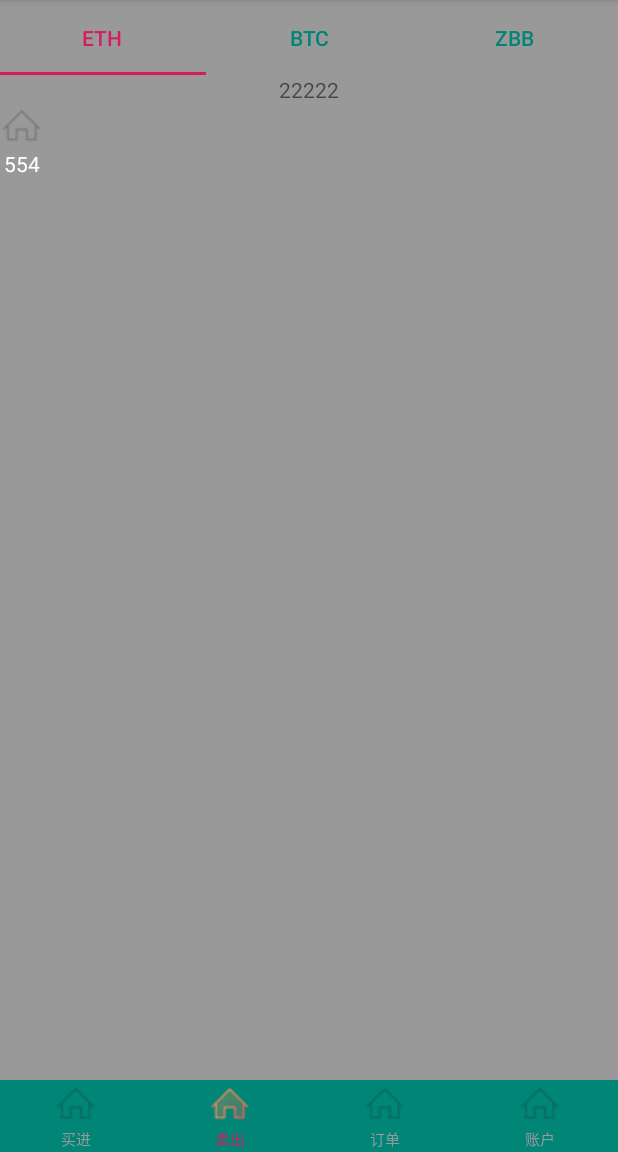
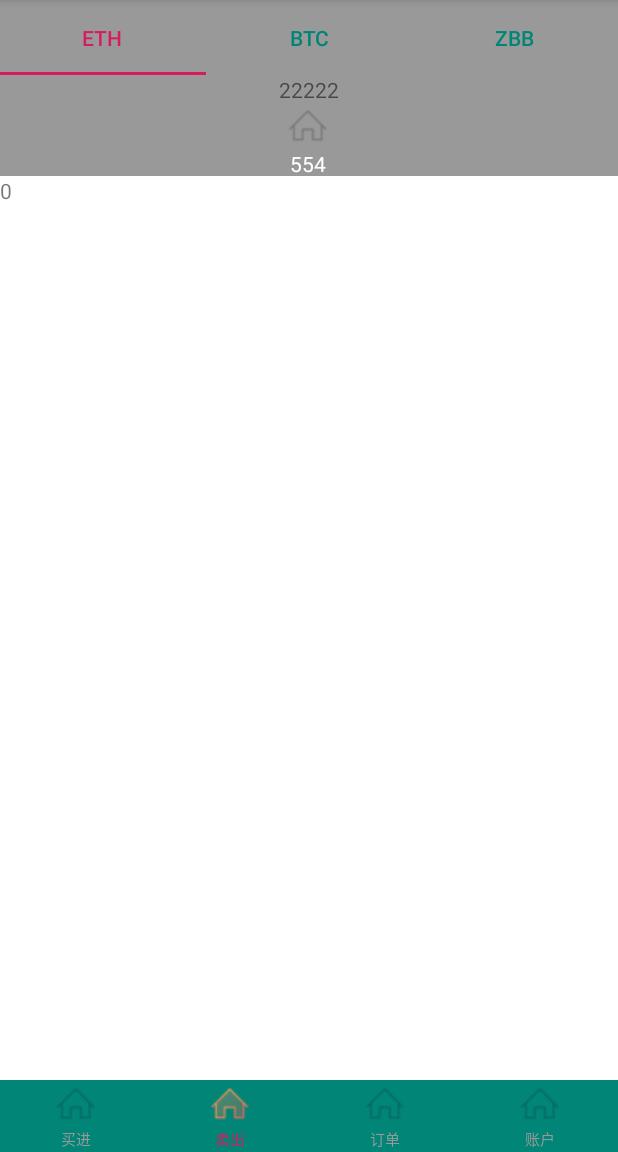
Before and after one commit to Catherinelhl/TabBarDemo, an Android app: the fragment OneFragment placed in its activity, item 2 of the bottom bar chosen, on a phone screen of 412 x 824 dp, the part 84-1236 px from its top. Run offline under Robolectric (Android 15) with nearby library versions, the phone set to English and light mode, and no system bars; our stand-ins replace ButterKnife.

Commit message:
添加TabLayout的滑动

```diff
--- a/app/src/main/java/bcaas/io/tabbardemo/activity/MainActivity.java
+++ b/app/src/main/java/bcaas/io/tabbardemo/activity/MainActivity.java
@@ -1,6 +1,5 @@
 package bcaas.io.tabbardemo.activity;
 
-import android.graphics.drawable.Drawable;
 import android.os.Bundle;
 import android.support.design.widget.TabLayout;
 import android.support.v4.app.Fragment;
@@ -48,7 +47,9 @@ public class MainActivity extends AppCompatActivity {
         for (int i = 0; i < 4; i++) {
             if (i % 2 == 0) {
                 OneFragment fragment = new OneFragment();
-                fragment.setText(" 当前页面:" + i);
+                Bundle bundle=new Bundle();
+                bundle.putString("args"," 当前页面:\" + i");
+                fragment.setArguments(bundle);
                 fragments.add(fragment);
             } else {
                 TwoFragment twoFragment = new TwoFragment();
--- /dev/null
+++ b/app/src/main/java/bcaas/io/tabbardemo/adapter/TabViewAdapter.java
@@ -0,0 +1,51 @@
+package bcaas.io.tabbardemo.adapter;
+
+import android.support.v4.view.PagerAdapter;
+import android.support.v4.view.ViewPager;
+import android.view.View;
+import android.view.ViewGroup;
+import bcaas.io.tabbardemo.maker.DataGenerationRegister;
+
+import java.util.List;
+
+public class TabViewAdapter extends PagerAdapter {
+    List<View> views;
+
+    public TabViewAdapter(List<View> views) {
+        this.views = views;
+    }
+
+    @Override
+    public Object instantiateItem(ViewGroup container, int position) {
+        View view = views.get(position);
+        ((ViewPager) container).addView(view, 0);
+        return view;
+    }
+
+    @Override
+    public int getCount() {
+        return views.size();
+    }
+
+    @Override
+    public boolean isViewFromObject(View view, Object object) {
+        return object == view;
+    }
+
+    @Override
+    public void destroyItem(ViewGroup container, int position, Object object) {
+        ((ViewPager) container).removeView((View) object);
+    }
+
+    @Override
+    public int getItemPosition(Object object) {
+        return POSITION_NONE;
+    }
+
+    //设置tablayout标题
+    @Override
+    public CharSequence getPageTitle(int position) {
+        return new DataGenerationRegister().getTabTopTitle(position);
+
+    }
+}
--- a/app/src/main/java/bcaas/io/tabbardemo/fragment/OneFragment.java
+++ b/app/src/main/java/bcaas/io/tabbardemo/fragment/OneFragment.java
@@ -1,10 +1,12 @@
 package bcaas.io.tabbardemo.fragment;
 
+import android.app.Activity;
+import android.content.Context;
 import android.os.Bundle;
 import android.support.annotation.NonNull;
 import android.support.annotation.Nullable;
 import android.support.v4.app.Fragment;
-import android.util.Log;
+import android.text.TextUtils;
 import android.view.LayoutInflater;
 import android.view.View;
 import android.view.ViewGroup;
@@ -24,19 +26,43 @@ public class OneFragment extends Fragment {
     @BindView(R.id.tv_text)
     TextView tvText;
     Unbinder unbinder;
+    protected Context context;
+    protected Activity activity;
+    private String args;
 
     @Nullable
     @Override
     public View onCreateView(@NonNull LayoutInflater inflater, @Nullable ViewGroup container, @Nullable Bundle savedInstanceState) {
-        View view = inflater.inflate(R.layout.fragment_one, container,false);
+        View view = inflater.inflate(R.layout.fragment_one, container, false);
         unbinder = ButterKnife.bind(this, view);
         return view;
     }
 
-    public void setText(String info) {
-        System.out.println("setText:" + info + tvText);
+    @Override
+    public void onViewCreated(@NonNull View view, @Nullable Bundle savedInstanceState) {
+        super.onViewCreated(view, savedInstanceState);
+        context = getContext();
+        activity = getActivity();
+        if (activity != null) {
+            getArgs(activity.getIntent().getExtras());
+        }
+        initView();
+    }
+
+    private void getArgs(Bundle bundle) {
+        if (bundle == null) {
+            return;
+        }
+        args = bundle.getString("args");
+        System.out.println("getArgs："+args);
+
+    }
+
+    private void initView() {
+        System.out.println("initView:" + tvText != null);
+        System.out.println("initView:" + args);
         if (tvText != null) {
-            tvText.setText(info);
+            tvText.setText(TextUtils.isEmpty(args)?"this is a test":args);
         }
     }
 
--- a/app/src/main/java/bcaas/io/tabbardemo/fragment/TwoFragment.java
+++ b/app/src/main/java/bcaas/io/tabbardemo/fragment/TwoFragment.java
@@ -6,16 +6,22 @@ import android.support.annotation.NonNull;
 import android.support.annotation.Nullable;
 import android.support.design.widget.TabLayout;
 import android.support.v4.app.Fragment;
+import android.support.v4.view.ViewPager;
 import android.view.LayoutInflater;
 import android.view.View;
 import android.view.ViewGroup;
 import android.widget.TextView;
 import bcaas.io.tabbardemo.R;
+import bcaas.io.tabbardemo.adapter.TabAdapter;
+import bcaas.io.tabbardemo.adapter.TabViewAdapter;
 import bcaas.io.tabbardemo.maker.DataGenerationRegister;
 import bcaas.io.tabbardemo.view.RichText;
 import butterknife.BindView;
 import butterknife.ButterKnife;
 import butterknife.Unbinder;
+
+import java.util.ArrayList;
+import java.util.List;
 
 /**
  * @author catherine.brainwilliam
@@ -25,6 +31,8 @@ public class TwoFragment extends Fragment {
 
     @BindView(R.id.rt_text)
     RichText rtText;
+    @BindView(R.id.viewpager)
+    ViewPager viewpager;
     private DataGenerationRegister dataGenerationRegister;
 
     @BindView(R.id.tv_text)
@@ -32,6 +40,8 @@ public class TwoFragment extends Fragment {
     Unbinder unbinder;
     @BindView(R.id.top_tab_layout)
     TabLayout topTabLayout;
+
+    private TabViewAdapter tabViewAdapter;
 
     @Nullable
     @Override
@@ -87,18 +97,42 @@ public class TwoFragment extends Fragment {
     }
 
     int count;
+    private List<View> views;
 
     private void initTopTab() {
 
 //        ColorStateList colorStateList = ColorStateList.valueOf(getResources().getColor(R.color.colorAccent));
 //        bottomTabLayout.setTabTextColors(colorStateList);
 //        bottomTabLayout.setTabTextColors(getResources().getColor(R.color.grey), getResources().getColor(R.color.orange));
+//        for (int i = 0; i < 3; i++) {
+//            TabLayout.Tab tab = topTabLayout.newTab();
+////            tab.setIcon(getResources().getDrawable(dataGenerationRegister.getTabDrawable(i, false)));
+//            tab.setText(dataGenerationRegister.getTabTopTitle(i));
+//            topTabLayout.addTab(tab);
+//        }
+
+        views = new ArrayList<>();
         for (int i = 0; i < 3; i++) {
-            TabLayout.Tab tab = topTabLayout.newTab();
-//            tab.setIcon(getResources().getDrawable(dataGenerationRegister.getTabDrawable(i, false)));
-            tab.setText(dataGenerationRegister.getTabTopTitle(i));
-            topTabLayout.addTab(tab);
+            View view = LayoutInflater.from(getContext()).inflate(R.layout.fragment_tablayout, null, false);
+            TextView textView=view.findViewById(R.id.tab_txt);
+            textView.setText(String.valueOf(i));
+            views.add(view);
         }
+        tabViewAdapter = new TabViewAdapter(views);
+        viewpager.setAdapter(tabViewAdapter);
+        viewpager.setCurrentItem(0);
+        viewpager.setOffscreenPageLimit(3);
+//        List<Fragment> fragments = new ArrayList<>();
+//        for (int i = 0; i < 3; i++) {
+//            fragments.add(TabLayoutFragment.newInstance(i + 1));
+//        }
+//        TabAdapter adapter = new TabAdapter(getChildFragmentManager(), fragments);
+//        //给ViewPager设置适配器
+//        viewpager.setAdapter(adapter);
+        //将TabLayout和ViewPager关联起来。
+        topTabLayout.setupWithViewPager(viewpager);
+        //设置可以滑动
+//        topTabLayout.setTabMode(TabLayout.MODE_SCROLLABLE);
     }
 
     @Override
--- a/app/src/main/res/layout/fragment_one.xml
+++ b/app/src/main/res/layout/fragment_one.xml
@@ -4,6 +4,7 @@
         android:layout_width="match_parent"
         android:layout_height="match_parent"
         android:gravity="center"
+        android:background="@color/orange"
         android:orientation="vertical">
     <TextView
             android:id="@+id/tv_text"
--- /dev/null
+++ b/app/src/main/res/layout/fragment_tablayout.xml
@@ -0,0 +1,11 @@
+<?xml version="1.0" encoding="utf-8"?>
+<android.support.constraint.ConstraintLayout
+        xmlns:android="http://schemas.android.com/apk/res/android"
+
+        android:layout_width="match_parent"
+        android:layout_height="match_parent">
+    <TextView android:layout_width="match_parent"
+              android:id="@+id/tab_txt"
+              android:layout_height="wrap_content"/>
+
+</android.support.constraint.ConstraintLayout>
--- a/app/src/main/res/layout/fragment_two.xml
+++ b/app/src/main/res/layout/fragment_two.xml
@@ -2,11 +2,15 @@
 <LinearLayout
         xmlns:android="http://schemas.android.com/apk/res/android"
         xmlns:app="http://schemas.android.com/apk/res-auto"
-        android:layout_width="match_parent" android:layout_height="match_parent"
+        android:layout_width="match_parent"
+        android:gravity="center_horizontal"
+        android:layout_height="match_parent"
         android:orientation="vertical">
     <android.support.design.widget.TabLayout
             android:id="@+id/top_tab_layout"
             android:layout_width="match_parent"
+            android:layout_gravity="center"
+            app:tabMode="fixed"
             app:tabSelectedTextColor="@color/colorAccent"
             app:tabTextColor="@color/colorPrimary"
             android:layout_height="50dp"/>
@@ -16,12 +20,9 @@
             android:text="22222"
             android:layout_width="wrap_content"
             android:layout_height="wrap_content"/>
-
-<!--
--->
     <bcaas.io.tabbardemo.view.RichText
+            xmlns:view="http://schemas.android.com/apk/res-auto"
             android:id="@+id/rt_text"
-            xmlns:view="http://schemas.android.com/apk/res-auto"
             android:layout_width="wrap_content"
             android:layout_height="48dp"
             android:gravity="center"
@@ -31,6 +32,11 @@
             view:drawable_height="30dp"
             view:drawable_src="@drawable/icon_home"
             view:drawable_width="30dp"/>
+    <android.support.v4.view.ViewPager
+            android:id="@+id/viewpager"
+            android:layout_width="match_parent"
+            android:layout_height="match_parent"
+            android:background="@android:color/white"/>
 
 
 </LinearLayout>
```
Also changed, not shown: app/src/main/java/bcaas/io/tabbardemo/adapter/TabAdapter.java (added, +37 -0 lines), app/src/main/java/bcaas/io/tabbardemo/fragment/TabLayoutFragment.java (added, +84 -0 lines), app/src/main/res/layout/activity_main.xml (+6 -1 lines).
